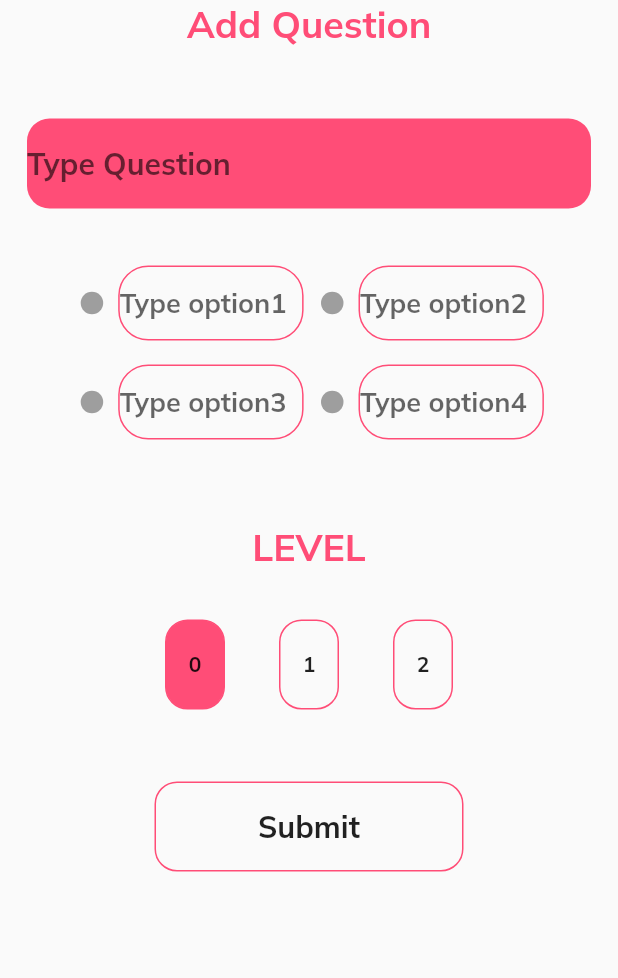
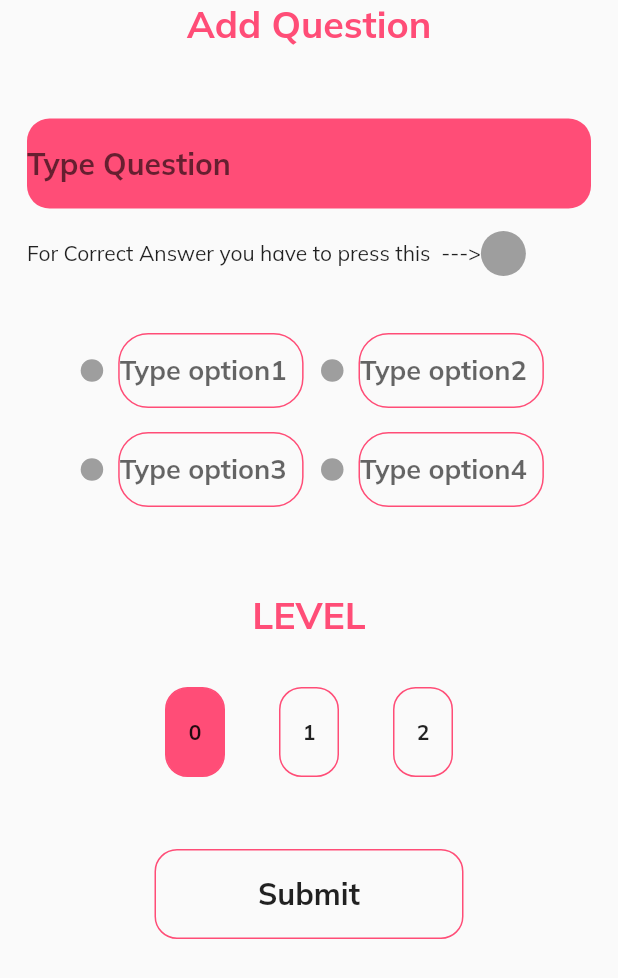
Before and after one commit to Raghav117/raghavgarg_navigus, a Flutter app: the AddMCQ screen opened directly, on a phone screen of 412 x 824 dp. Shown: the top 978 px of the screen. Run offline on Flutter 3.47's test engine with Material 2 defaults, Android fonts, the light colour scheme and no system bars; our stand-ins replace get, google_fonts.

Commit message:
frontend all screens connected

```diff
--- a/lib/student/student_mcq.dart
+++ b/lib/student/student_mcq.dart
@@ -279,7 +279,7 @@ class _StudentMCQState extends State<StudentMCQ> {
               children: [
                 Expanded(
                     child: Text(
-                  "Total Score : ",
+                  "Total MArks : ",
                   style: TextStyle(color: primary, fontWeight: FontWeight.bold),
                 )),
                 Expanded(
--- a/lib/teacher.dart/addMCQ.dart
+++ b/lib/teacher.dart/addMCQ.dart
@@ -73,6 +73,21 @@ class _AddMCQState extends State<AddMCQ> {
                         ),
                       ),
                     ),
+                  ),
+                  SizedBox(
+                    height: 15,
+                  ),
+                  Row(
+                    children: [
+                      Text("For Correct Answer you have to press this  --->"),
+                      Container(
+                          width: 30,
+                          height: 30,
+                          decoration: BoxDecoration(
+                            shape: BoxShape.circle,
+                            color: Colors.grey,
+                          )),
+                    ],
                   ),
                   SizedBox(
                     height: 30,
```
Also changed, not shown: lib/login/signup.dart (+8 -0 lines).
